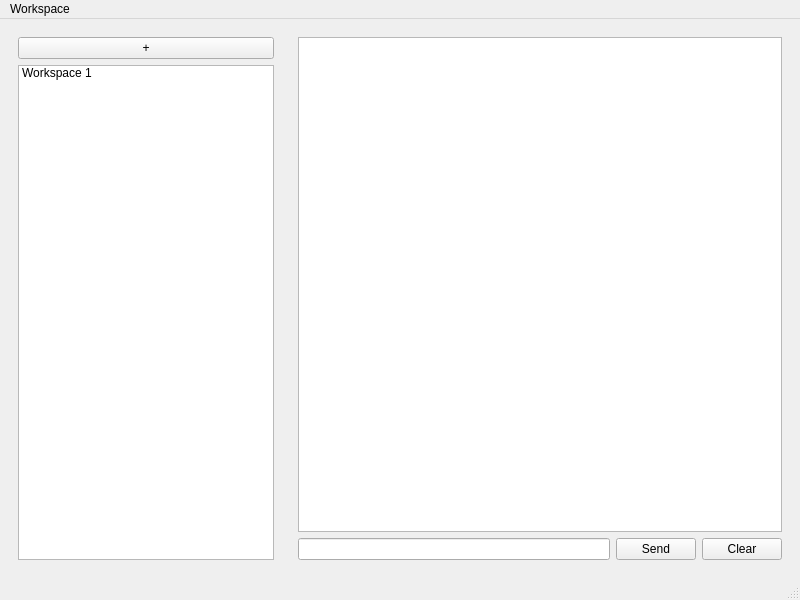
RCFilm/AiRC-LLM, file ui/mainwindow.ui: the form before one commit.
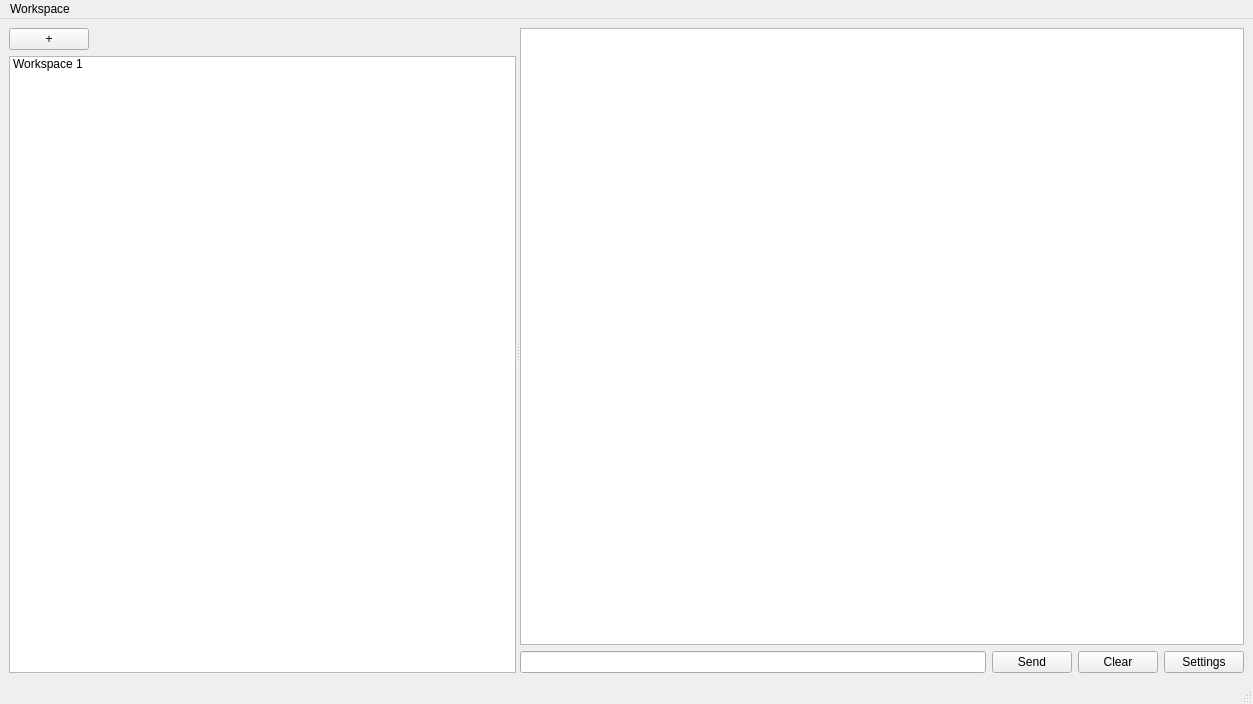
The form after the commit.

```diff
--- a/ui/mainwindow.ui
+++ b/ui/mainwindow.ui
@@ -6,16 +6,20 @@
    <rect>
     <x>0</x>
     <y>0</y>
-    <width>800</width>
-    <height>600</height>
+    <width>1253</width>
+    <height>704</height>
    </rect>
   </property>
   <property name="windowTitle">
    <string>AiRC-LLM</string>
   </property>
   <widget class="QWidget" name="centralwidget">
-   <layout class="QHBoxLayout" name="horizontalLayout">
+   <layout class="QVBoxLayout" name="verticalLayout">
     <item>
+     <widget class="QSplitter" name="splitter">
+      <property name="orientation">
+       <enum>Qt::Horizontal</enum>
+      </property>
      <widget class="QWidget" name="leftWidget" native="true">
       <property name="sizePolicy">
        <sizepolicy hsizetype="Fixed" vsizetype="Preferred">
@@ -29,6 +33,12 @@
          <property name="text">
           <string>+</string>
          </property>
+          <property name="sizePolicy">
+           <sizepolicy hsizetype="Fixed" vsizetype="Fixed">
+            <horstretch>0</horstretch>
+            <verstretch>0</verstretch>
+           </sizepolicy>
+          </property>
         </widget>
        </item>
        <item>
@@ -41,31 +51,54 @@
            <string>Workspace 1</string>
           </property>
          </item>
+          <property name="sizePolicy">
+           <sizepolicy hsizetype="Expanding" vsizetype="Expanding">
+            <horstretch>0</horstretch>
+            <verstretch>0</verstretch>
+           </sizepolicy>
+          </property>
         </widget>
        </item>
       </layout>
      </widget>
-    </item>
-    <item>
      <widget class="QWidget" name="rightWidget" native="true">
       <layout class="QVBoxLayout" name="verticalLayout_right">
        <item>
-        <widget class="QTextEdit" name="chatTextEdit">
+         <widget class="QTextBrowser" name="chatTextBrowser">
          <property name="readOnly">
           <bool>true</bool>
          </property>
+          <property name="sizePolicy">
+           <sizepolicy hsizetype="Expanding" vsizetype="Expanding">
+            <horstretch>0</horstretch>
+            <verstretch>0</verstretch>
+           </sizepolicy>
+          </property>
         </widget>
        </item>
        <item>
         <layout class="QHBoxLayout" name="horizontalLayout_input">
          <item>
-          <widget class="QLineEdit" name="inputLineEdit"/>
+           <widget class="QLineEdit" name="inputLineEdit">
+            <property name="sizePolicy">
+             <sizepolicy hsizetype="Expanding" vsizetype="Fixed">
+              <horstretch>0</horstretch>
+              <verstretch>0</verstretch>
+             </sizepolicy>
+            </property>
+           </widget>
          </item>
          <item>
           <widget class="QPushButton" name="sendButton">
            <property name="text">
             <string>Send</string>
            </property>
+            <property name="sizePolicy">
+             <sizepolicy hsizetype="Fixed" vsizetype="Fixed">
+              <horstretch>0</horstretch>
+              <verstretch>0</verstretch>
+             </sizepolicy>
+            </property>
           </widget>
          </item>
          <item>
@@ -73,11 +106,31 @@
            <property name="text">
             <string>Clear</string>
            </property>
-          </widget>
-         </item>
+            <property name="sizePolicy">
+             <sizepolicy hsizetype="Fixed" vsizetype="Fixed">
+              <horstretch>0</horstretch>
+              <verstretch>0</verstretch>
+             </sizepolicy>
+            </property>
+           </widget>
+          </item>
+          <item>
+           <widget class="QPushButton" name="settingsButton">
+            <property name="text">
+             <string>Settings</string>
+            </property>
+            <property name="sizePolicy">
+             <sizepolicy hsizetype="Fixed" vsizetype="Fixed">
+              <horstretch>0</horstretch>
+              <verstretch>0</verstretch>
+             </sizepolicy>
+            </property>
+           </widget>
+          </item>
         </layout>
        </item>
       </layout>
+      </widget>
      </widget>
     </item>
    </layout>
@@ -87,8 +140,8 @@
     <rect>
      <x>0</x>
      <y>0</y>
-     <width>800</width>
-     <height>22</height>
+     <width>1253</width>
+     <height>24</height>
     </rect>
    </property>
    <widget class="QMenu" name="menuWorkspace">
```
Lines whose indentation alone changed are shown as unchanged.
